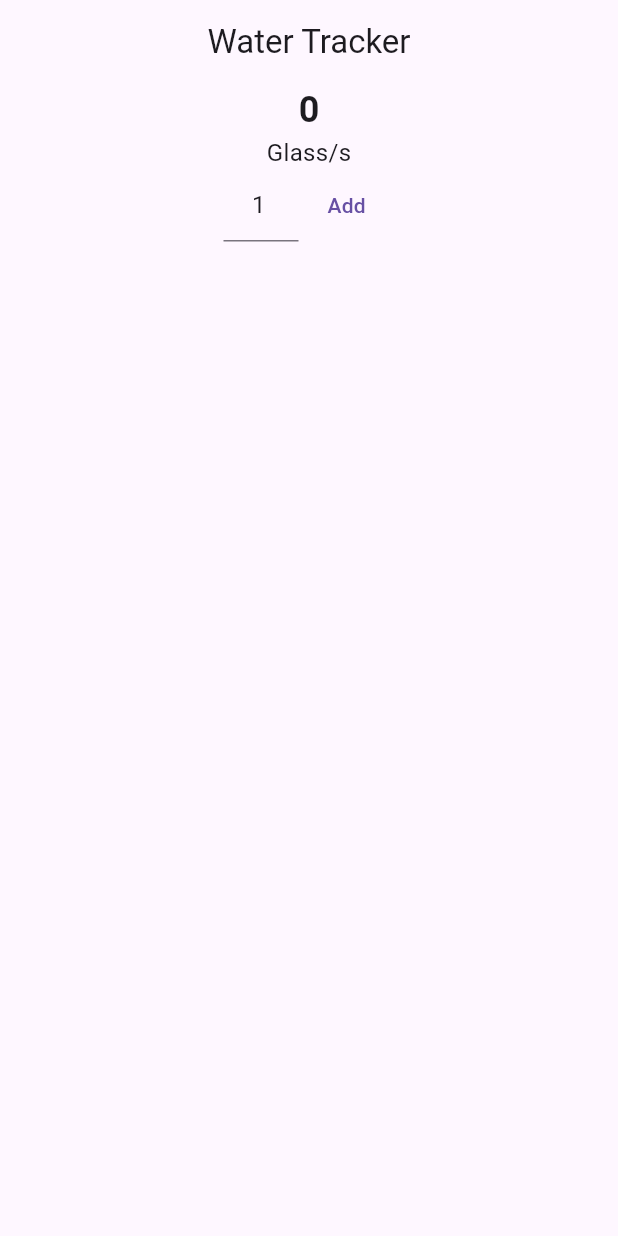
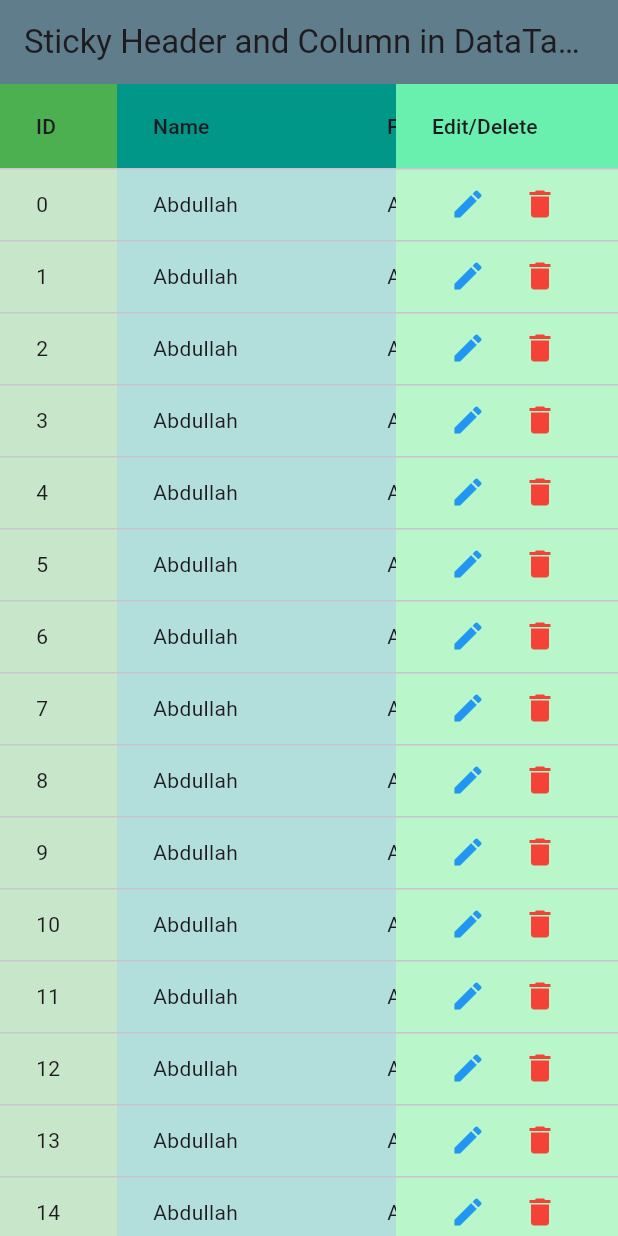
Before and after one commit to mukarrom21/flutter-practice, a Flutter app: the screen it shows after launch, on a phone screen of 412 x 824 dp. Run offline on Flutter 3.47's test engine with Material 3 defaults, Android fonts, the phone set to English and light mode, and no system bars; missing offline and left inert: linked_scroll_controller; statements that could not run were skipped.

Commit message:
Sticky header and column in datatable added

```diff
--- /dev/null
+++ b/lib/components_app.dart
@@ -0,0 +1,13 @@
+import 'package:flutter/material.dart';
+import 'package:practice_with_ostad/screens/sticky_header_column_data_table.dart';
+
+class ComponentsApp extends StatelessWidget {
+  const ComponentsApp({super.key});
+
+  @override
+  Widget build(BuildContext context) {
+    return const MaterialApp(
+      home: StickyHeaderColumnDataTable(),
+    );
+  }
+}
--- a/lib/main.dart
+++ b/lib/main.dart
@@ -1,6 +1,6 @@
 import 'package:flutter/material.dart';
-import 'package:practice_with_ostad/water_tracker_app/water_tracker_app.dart';
+import 'package:practice_with_ostad/components_app.dart';
 
 void main(){
- runApp( const WaterTrackerApp());
+ runApp(const ComponentsApp());
 }
--- /dev/null
+++ b/lib/screens/sticky_header_column_data_table.dart
@@ -0,0 +1,211 @@
+import 'package:flutter/material.dart';
+import 'package:linked_scroll_controller/linked_scroll_controller.dart';
+
+
+class StickyHeaderColumnDataTable extends StatefulWidget {
+  const StickyHeaderColumnDataTable({super.key});
+
+  @override
+  State<StickyHeaderColumnDataTable> createState() => _StickyHeaderColumnDataTableState();
+}
+
+class _StickyHeaderColumnDataTableState extends State<StickyHeaderColumnDataTable> {
+
+  LinkedScrollControllerGroup linkedScrollControllerGroup = LinkedScrollControllerGroup();
+
+  ScrollController? headerScrollController;
+  ScrollController? dataScrollController;
+
+  @override
+  void initState() {
+    // TODO: implement initState
+    super.initState();
+
+    headerScrollController = linkedScrollControllerGroup.addAndGet();
+    dataScrollController = linkedScrollControllerGroup.addAndGet();
+  }
+
+  @override
+  Widget build(BuildContext context) {
+    return Scaffold(
+      appBar: AppBar(
+        backgroundColor: Colors.blueGrey,
+        title: const Text("Sticky Header and Column in DataTable"),
+      ),
+      body: Stack(
+        children: [
+          /// data rows
+          SingleChildScrollView(
+            child: Row(children: [
+              DataTable(
+                columns:
+                TableColumnHelper.tableColumnsList.getRange(0, 1).map((e) {
+                  return DataColumn(
+                    label: SizedBox(
+                      width: e.width,
+                      child: Text(e.title ?? ""),
+                    ),
+                  );
+                }).toList(),
+                headingRowColor: WidgetStateProperty.all(Colors.green),
+                dataRowColor: WidgetStateProperty.all(Colors.green.shade100),
+                rows: List.generate(
+                  100,
+                      (index) {
+                    return DataRow(cells: [
+                      DataCell(Text('$index')),
+                    ]);
+                  },
+                ),
+              ),
+              Expanded(
+                child: SingleChildScrollView(
+                  controller: dataScrollController,
+                  scrollDirection: Axis.horizontal,
+                  child: DataTable(
+                    columns: TableColumnHelper.tableColumnsList
+                        .getRange(
+                        1, TableColumnHelper.tableColumnsList.length - 1)
+                        .map((e) {
+                      return DataColumn(
+                        label: SizedBox(
+                          width: e.width,
+                          child: Text(e.title ?? ""),
+                        ),
+                      );
+                    }).toList(),
+                    headingRowColor: const WidgetStatePropertyAll(Colors.teal),
+                    dataRowColor: WidgetStatePropertyAll(Colors.teal.shade100),
+                    showCheckboxColumn: true,
+                    rows: List.generate(100, (index) {
+                      return const DataRow(cells: [
+                        DataCell(Text('Abdullah')),
+                        DataCell(Text('Abu Abdullah')),
+                        DataCell(Text('10th')),
+                        DataCell(Text('1234567890')),
+                      ]);
+                    }),
+                  ),
+                ),
+              ),
+              DataTable(
+                columns: TableColumnHelper.tableColumnsList
+                    .getRange(
+                  TableColumnHelper.tableColumnsList.length - 1,
+                  TableColumnHelper.tableColumnsList.length,
+                )
+                    .map((e) {
+                  return DataColumn(
+                    label: SizedBox(
+                      width: e.width,
+                      child: Text(e.title ?? ""),
+                    ),
+                  );
+                }).toList(),
+                headingRowColor: WidgetStateProperty.all(Colors.greenAccent),
+                dataRowColor: WidgetStatePropertyAll(Colors.greenAccent.shade100),
+                rows: List.generate(
+                  100,
+                      (index) {
+                    return DataRow(cells: [
+                      DataCell(Row(
+                        children: [
+                          IconButton(
+                              onPressed: () {},
+                              icon: const Icon(
+                                Icons.edit,
+                                color: Colors.blue,
+                              )),
+                          IconButton(
+                              onPressed: () {},
+                              icon: const Icon(
+                                Icons.delete,
+                                color: Colors.red,
+                              )),
+                        ],
+                      )),
+                    ]);
+                  },
+                ),
+              ),
+            ]),
+          ),
+
+          /// data table sticky header
+          _buildTableHeader(),
+        ],
+      ),
+    );
+  }
+
+  Widget _buildTableHeader() {
+    return Row(children: [
+      DataTable(
+        columns: TableColumnHelper.tableColumnsList.getRange(0, 1).map((e) {
+          return DataColumn(
+              label: SizedBox(
+                width: e.width,
+                child: Text(e.title ?? ""),
+              ));
+        }).toList(),
+        headingRowColor: WidgetStateProperty.all(Colors.green),
+        rows: [],
+      ),
+      Expanded(
+        child: SingleChildScrollView(
+          scrollDirection: Axis.horizontal,
+          controller: headerScrollController,
+          child: DataTable(
+            columns: TableColumnHelper.tableColumnsList
+                .getRange(1, TableColumnHelper.tableColumnsList.length - 1)
+                .map((e) {
+              return DataColumn(
+                label: SizedBox(
+                  width: e.width,
+                  child: Text(e.title ?? ""),
+                ),
+              );
+            }).toList(),
+            headingRowColor: const WidgetStatePropertyAll(Colors.teal),
+            rows: [],
+          ),
+        ),
+      ),
+      DataTable(
+        columns: TableColumnHelper.tableColumnsList
+            .getRange(
+          TableColumnHelper.tableColumnsList.length - 1,
+          TableColumnHelper.tableColumnsList.length,
+        )
+            .map((e) {
+          return DataColumn(
+            label: SizedBox(
+              width: e.width,
+              child: Text(e.title ?? ""),
+            ),
+          );
+        }).toList(),
+        headingRowColor: WidgetStateProperty.all(Colors.greenAccent),
+        rows: [],
+      ),
+    ]);
+  }
+}
+
+class TableColumn {
+  String? title;
+  double? width;
+
+  TableColumn({this.title, this.width});
+}
+
+class TableColumnHelper {
+  static List<TableColumn> tableColumnsList = [
+    TableColumn(title: 'ID', width: 30),
+    TableColumn(title: 'Name', width: 100),
+    TableColumn(title: 'Father Name', width: 100),
+    TableColumn(title: 'Class', width: 40),
+    TableColumn(title: 'Mobile No', width: 100),
+    TableColumn(title: 'Edit/Delete', width: 100),
+  ];
+}
--- a/lib/water_tracker_app/home_screen.dart
+++ /dev/null
@@ -1,119 +0,0 @@
-import 'package:flutter/material.dart';
-import 'package:practice_with_ostad/water_tracker_app/water_track.dart';
-
-class HomeScreen extends StatefulWidget {
-  const HomeScreen({super.key});
-
-  @override
-  State<HomeScreen> createState() => _HomeScreenState();
-}
-
-class _HomeScreenState extends State<HomeScreen> {
-  List<WaterTrack> waterTrackList = [];
-  final TextEditingController _glassNoTEController = TextEditingController(
-    text: "1",
-  );
-
-  @override
-  Widget build(BuildContext context) {
-    return Scaffold(
-      appBar: AppBar(
-        title: const Text('Water Tracker'),
-      ),
-      body: _buildWaterTrackCounter(),
-    );
-  }
-
-  Widget _buildWaterTrackCounter() {
-    return Column(
-      crossAxisAlignment: CrossAxisAlignment.center,
-      children: [
-        Text(
-          getTotalGlasses().toString(),
-          style: const TextStyle(
-            fontSize: 24,
-            fontWeight: FontWeight.bold,
-          ),
-        ),
-        const Text("Glass/s", style: TextStyle(fontSize: 16)),
-        Row(
-          mainAxisAlignment: MainAxisAlignment.center,
-          children: [
-            SizedBox(
-              width: 50,
-              child: TextField(
-                keyboardType: TextInputType.number,
-                controller: _glassNoTEController,
-                textAlign: TextAlign.center,
-              ),
-            ),
-            TextButton(
-                onPressed: _addNewWaterTrack, child: const Text("Add")),
-          ],
-        ),
-        const SizedBox(height: 20),
-        Expanded(
-          child: _buildWaterTrackList(),
-        ),
-      ],
-    );
-  }
-
-  Widget _buildWaterTrackList() {
-
-    return ListView.separated(
-
-          itemBuilder: (context, index) {
-            final WaterTrack waterTrack = waterTrackList[index];
-            return ListTile(
-              leading: CircleAvatar(
-                child: Text('${waterTrack.noOfGlasses}'),
-              ),
-              title:  Text("${waterTrack.dateTime.hour}:${waterTrack.dateTime.minute}"),
-              subtitle:  Text("${waterTrack.dateTime.day}/${waterTrack.dateTime.month}/${waterTrack.dateTime.year}"),
-              trailing: IconButton(
-                onPressed: _onTapDelete(index),
-                icon: const Icon(Icons.delete),
-              ),
-            );
-          },
-          separatorBuilder: (context, index) {
-            return const Divider(
-              thickness: 1,
-            );
-          },
-          itemCount: waterTrackList.length,
-        );
-  }
-
-  void _addNewWaterTrack() {
-    // check _glassNoTEController.text is empty. If it is empty, set it to 1
-    if (_glassNoTEController.text.isEmpty) {
-      _glassNoTEController.text = "1";
-    }
-    // number of glasses variable
-    final int noOfGlasses = int.tryParse(_glassNoTEController.text) ?? 1;
-    WaterTrack waterTrack =
-        WaterTrack(noOfGlasses: noOfGlasses, dateTime: DateTime.now());
-
-    waterTrackList.add(waterTrack);
-    setState(() {});
-  }
-
-  // get total glasses number
-  int getTotalGlasses() {
-    int totalGlasses = 0;
-    for (WaterTrack track in waterTrackList) {
-      totalGlasses += track.noOfGlasses;
-    }
-    return totalGlasses;
-  }
-
-  _onTapDelete(int index) {
-    return () {
-      setState(() {
-        waterTrackList.removeAt(index);
-      });
-    };
-  }
-}
--- a/lib/water_tracker_app/water_track.dart
+++ /dev/null
@@ -1,7 +0,0 @@
-
-class WaterTrack {
-  final int noOfGlasses;
-  final DateTime dateTime;
-
-  WaterTrack({required this.noOfGlasses, required this.dateTime});
-}
--- a/lib/water_tracker_app/water_tracker_app.dart
+++ /dev/null
@@ -1,21 +0,0 @@
-import 'package:flutter/material.dart';
-import 'package:practice_with_ostad/water_tracker_app/home_screen.dart';
-
-class WaterTrackerApp extends StatelessWidget {
-  const WaterTrackerApp({super.key});
-
-  @override
-  Widget build(BuildContext context) {
-    return  MaterialApp(
-      theme: ThemeData(
-        primarySwatch: Colors.blue,
-        appBarTheme: const AppBarTheme(
-          centerTitle: true,
-          // backgroundColor: Colors.indigo,
-        )
-      ),
-      home: const HomeScreen(
-      ),
-    );
-  }
-}
--- a/pubspec.yaml
+++ b/pubspec.yaml
@@ -35,6 +35,7 @@ dependencies:
   # The following adds the Cupertino Icons font to your application.
   # Use with the CupertinoIcons class for iOS style icons.
   cupertino_icons: ^1.0.8
+  linked_scroll_controller: ^0.2.0
 
 dev_dependencies:
   flutter_test:
```
Also changed, not shown: pubspec.lock, 1 other file.
